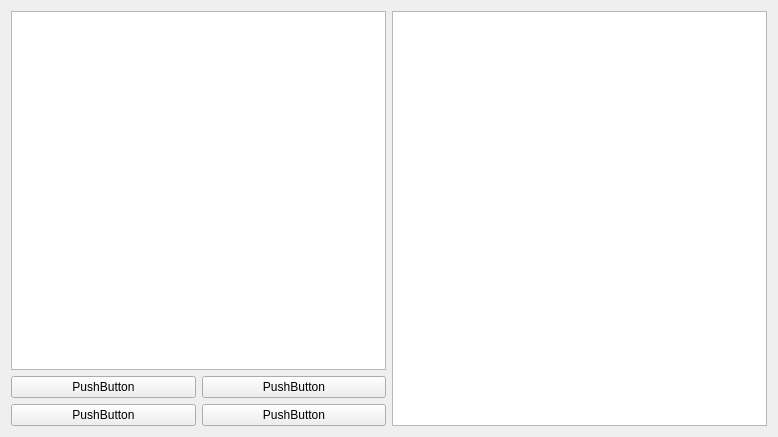
Before: the Qt Designer form taskmanager.ui in tootal/QTaskSystem, drawn with Qt 5.
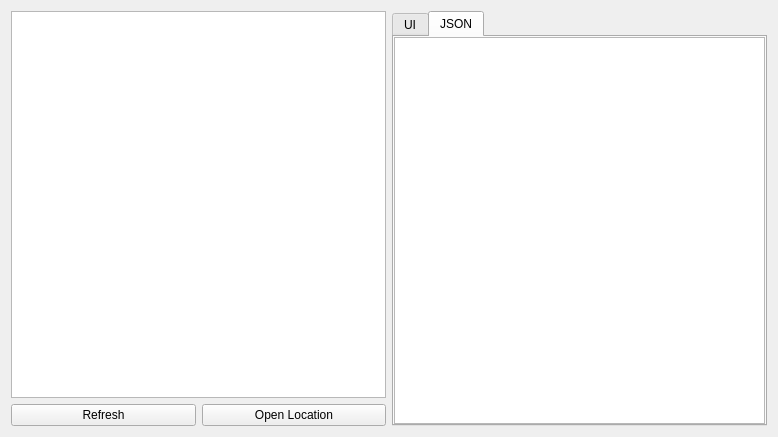
After: the same form once the commit is applied.

Commit message: add task icon in manager

The edit to the form file:
```diff
--- a/taskmanager.ui
+++ b/taskmanager.ui
@@ -21,31 +21,17 @@
      </item>
      <item>
       <layout class="QGridLayout" name="gridLayout">
-       <item row="0" column="0">
-        <widget class="QPushButton" name="pushButton">
-         <property name="text">
-          <string>PushButton</string>
-         </property>
-        </widget>
-       </item>
-       <item row="1" column="1">
-        <widget class="QPushButton" name="pushButton_4">
-         <property name="text">
-          <string>PushButton</string>
-         </property>
-        </widget>
-       </item>
-       <item row="1" column="0">
-        <widget class="QPushButton" name="pushButton_2">
-         <property name="text">
-          <string>PushButton</string>
-         </property>
-        </widget>
-       </item>
        <item row="0" column="1">
         <widget class="QPushButton" name="pushButton_3">
          <property name="text">
-          <string>PushButton</string>
+          <string>Open Location</string>
+         </property>
+        </widget>
+       </item>
+       <item row="0" column="0">
+        <widget class="QPushButton" name="refreshButton">
+         <property name="text">
+          <string>Refresh</string>
          </property>
         </widget>
        </item>
@@ -54,7 +40,61 @@
     </layout>
    </item>
    <item>
-    <widget class="QTreeView" name="taskView"/>
+    <widget class="QTabWidget" name="tabWidget">
+     <property name="currentIndex">
+      <number>1</number>
+     </property>
+     <widget class="QWidget" name="uiTab">
+      <attribute name="title">
+       <string>UI</string>
+      </attribute>
+      <layout class="QGridLayout" name="gridLayout_2">
+       <property name="leftMargin">
+        <number>0</number>
+       </property>
+       <property name="topMargin">
+        <number>0</number>
+       </property>
+       <property name="rightMargin">
+        <number>0</number>
+       </property>
+       <property name="bottomMargin">
+        <number>0</number>
+       </property>
+       <property name="spacing">
+        <number>0</number>
+       </property>
+       <item row="0" column="0">
+        <widget class="QTreeView" name="taskView"/>
+       </item>
+      </layout>
+     </widget>
+     <widget class="QWidget" name="jsonTab">
+      <attribute name="title">
+       <string>JSON</string>
+      </attribute>
+      <layout class="QGridLayout" name="gridLayout_3">
+       <property name="leftMargin">
+        <number>0</number>
+       </property>
+       <property name="topMargin">
+        <number>0</number>
+       </property>
+       <property name="rightMargin">
+        <number>0</number>
+       </property>
+       <property name="bottomMargin">
+        <number>0</number>
+       </property>
+       <property name="spacing">
+        <number>0</number>
+       </property>
+       <item row="0" column="0">
+        <widget class="QTextEdit" name="taskEdit"/>
+       </item>
+      </layout>
+     </widget>
+    </widget>
    </item>
   </layout>
  </widget>
```
Left out of the diff: 2 changed lines with no effect on the pictures. The commit also changes 13 other files.
